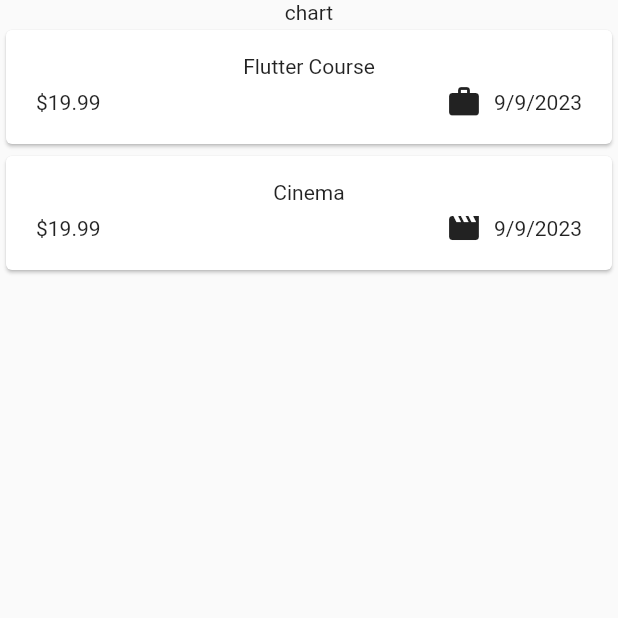
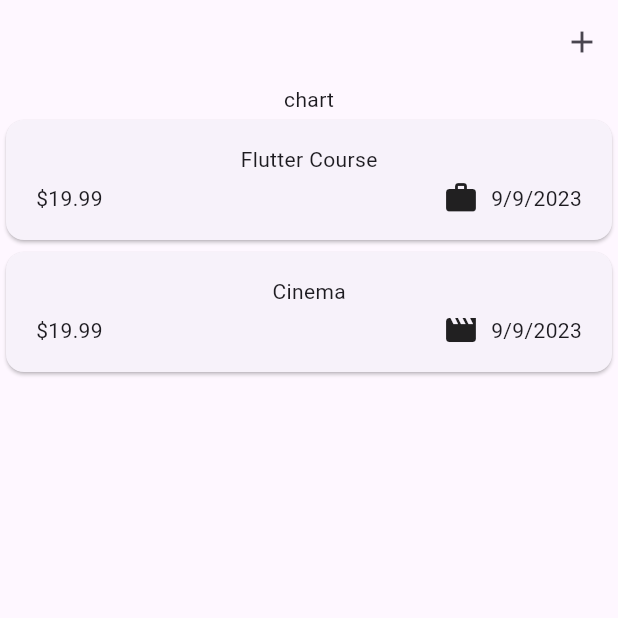
Before and after one commit to alisalali/flutter_expense_tracker, a Flutter app: the screen it shows after launch, on a phone screen of 412 x 824 dp, the top half of it. Run offline on Flutter 3.47's test engine with Material 2 defaults, Android fonts, the phone set to English and light mode, and no system bars.

Commit message:
setting appBar scaffold property

```diff
--- a/lib/expenses.dart
+++ b/lib/expenses.dart
@@ -29,6 +29,16 @@ class _ExpensesState extends State<Expenses> {
   @override
   Widget build(BuildContext context) {
     return Scaffold(
+      // An app bar to display at the top of the scaffold.
+      appBar: AppBar(
+        actions: [
+          //A list of Widgets to display in a row after the [title] widget.
+          IconButton(
+            onPressed: () {},
+            icon: const Icon(Icons.add),
+          ),
+        ],
+      ),
       body: Column(
         children: [
           const Text("chart"),
```
Also changed, not shown: lib/main.dart (+5 -3 lines).
